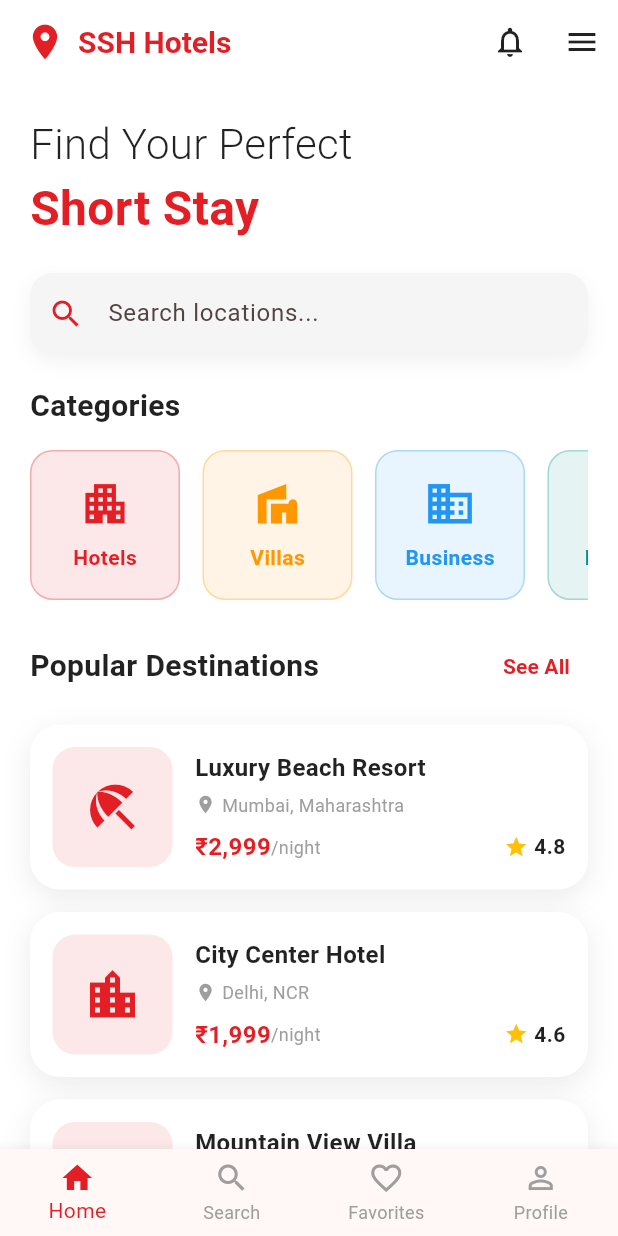
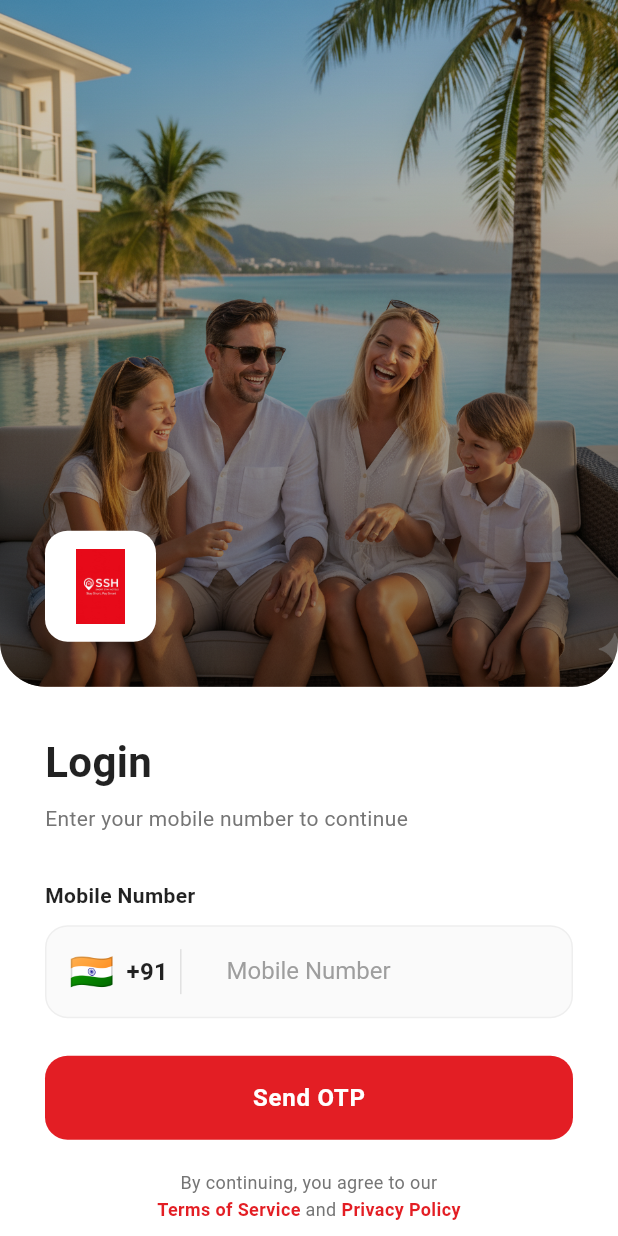
Before and after one commit to Smilykornepati/ssh_customer_app, a Flutter app: the screen it shows after launch, on a phone screen of 412 x 824 dp. Run offline on Flutter 3.47's test engine with Material 3 defaults, Android fonts, the phone set to English and light mode, and no system bars.

Commit message:
add login screen

```diff
--- a/lib/screens/login_screen.dart
+++ b/lib/screens/login_screen.dart
@@ -0,0 +1,426 @@
+import 'package:flutter/material.dart';
+import 'package:flutter/services.dart';
+import 'home_screen.dart';
+
+class LoginScreen extends StatefulWidget {
+  const LoginScreen({super.key});
+
+  @override
+  State<LoginScreen> createState() => _LoginScreenState();
+}
+
+class _LoginScreenState extends State<LoginScreen> {
+  final TextEditingController _phoneController = TextEditingController();
+  final TextEditingController _otpController = TextEditingController();
+  bool _isOtpSent = false;
+  bool _isLoading = false;
+
+  @override
+  void dispose() {
+    _phoneController.dispose();
+    _otpController.dispose();
+    super.dispose();
+  }
+
+  void _sendOtp() async {
+    if (_phoneController.text.length != 10) {
+      _showSnackBar('Please enter a valid 10-digit mobile number');
+      return;
+    }
+
+    setState(() {
+      _isLoading = true;
+    });
+
+    // Simulate API call
+    await Future.delayed(const Duration(seconds: 2));
+
+    setState(() {
+      _isLoading = false;
+      _isOtpSent = true;
+    });
+
+    _showSnackBar('OTP sent successfully to +91 ${_phoneController.text}');
+  }
+
+  void _verifyOtp() async {
+    if (_otpController.text.length != 4) {
+      _showSnackBar('Please enter a valid 4-digit OTP');
+      return;
+    }
+
+    setState(() {
+      _isLoading = true;
+    });
+
+    // Simulate API call
+    await Future.delayed(const Duration(seconds: 2));
+
+    setState(() {
+      _isLoading = false;
+    });
+
+    // Navigate to home screen
+    Navigator.of(context).pushReplacement(
+      MaterialPageRoute(builder: (context) => const HomeScreen()),
+    );
+  }
+
+  void _showSnackBar(String message) {
+    ScaffoldMessenger.of(context).showSnackBar(
+      SnackBar(
+        content: Text(message),
+        behavior: SnackBarBehavior.floating,
+        backgroundColor: const Color(0xFFE31E24),
+        shape: RoundedRectangleBorder(
+          borderRadius: BorderRadius.circular(10),
+        ),
+      ),
+    );
+  }
+
+  @override
+  Widget build(BuildContext context) {
+    return Scaffold(
+      backgroundColor: Colors.white,
+      body: SafeArea(
+        child: Column(
+          children: [
+            // Top Image Section
+            Expanded(
+              flex: 5,
+              child: Container(
+                width: double.infinity,
+                decoration: const BoxDecoration(
+                  color: Colors.white,
+                ),
+                child: Stack(
+                  children: [
+                    // Cover Image
+                    Container(
+                      width: double.infinity,
+                      height: double.infinity,
+                      decoration: BoxDecoration(
+                        borderRadius: const BorderRadius.only(
+                          bottomLeft: Radius.circular(30),
+                          bottomRight: Radius.circular(30),
+                        ),
+                        image: const DecorationImage(
+                          image: AssetImage('assets/images/logincover.png'),
+                          fit: BoxFit.cover,
+                        ),
+                      ),
+                    ),
+                    // Gradient Overlay
+                    Container(
+                      decoration: BoxDecoration(
+                        borderRadius: const BorderRadius.only(
+                          bottomLeft: Radius.circular(30),
+                          bottomRight: Radius.circular(30),
+                        ),
+                        gradient: LinearGradient(
+                          begin: Alignment.topCenter,
+                          end: Alignment.bottomCenter,
+                          colors: [
+                            Colors.black.withOpacity(0.1),
+                            Colors.black.withOpacity(0.5),
+                          ],
+                        ),
+                      ),
+                    ),
+                    // Small Logo in Corner
+                    Positioned(
+                      bottom: 30,
+                      left: 30,
+                      child: Container(
+                        padding: const EdgeInsets.all(12),
+                        decoration: BoxDecoration(
+                          color: Colors.white,
+                          borderRadius: BorderRadius.circular(15),
+                        ),
+                        child: Image.asset(
+                          'assets/images/ssh_logo.png',
+                          width: 50,
+                          height: 50,
+                          fit: BoxFit.contain,
+                        ),
+                      ),
+                    ),
+                  ],
+                ),
+              ),
+            ),
+
+            // Bottom Login Section
+            Expanded(
+              flex: 4,
+              child: SingleChildScrollView(
+                child: Padding(
+                  padding: const EdgeInsets.symmetric(horizontal: 30, vertical: 30),
+                  child: Column(
+                    crossAxisAlignment: CrossAxisAlignment.start,
+                    children: [
+                      Text(
+                        _isOtpSent ? 'Verify OTP' : 'Login',
+                        style: const TextStyle(
+                          fontSize: 28,
+                          fontWeight: FontWeight.bold,
+                          color: Colors.black87,
+                        ),
+                      ),
+                      const SizedBox(height: 8),
+                      Text(
+                        _isOtpSent
+                            ? 'Enter the 4-digit code sent to\n+91 ${_phoneController.text}'
+                            : 'Enter your mobile number to continue',
+                        style: TextStyle(
+                          fontSize: 14,
+                          color: Colors.grey[600],
+                          height: 1.5,
+                        ),
+                      ),
+                      const SizedBox(height: 30),
+
+                      // Phone Number Input (always visible but disabled after OTP sent)
+                      if (!_isOtpSent) ...[
+                        const Text(
+                          'Mobile Number',
+                          style: TextStyle(
+                            fontSize: 14,
+                            fontWeight: FontWeight.w600,
+                            color: Colors.black87,
+                          ),
+                        ),
+                        const SizedBox(height: 10),
+                        Container(
+                          decoration: BoxDecoration(
+                            color: Colors.grey[50],
+                            borderRadius: BorderRadius.circular(15),
+                            border: Border.all(color: Colors.grey[200]!),
+                          ),
+                          child: Row(
+                            children: [
+                              Container(
+                                padding: const EdgeInsets.symmetric(horizontal: 15),
+                                child: Row(
+                                  children: [
+                                    Text(
+                                      '🇮🇳',
+                                      style: const TextStyle(fontSize: 24),
+                                    ),
+                                    const SizedBox(width: 8),
+                                    const Text(
+                                      '+91',
+                                      style: TextStyle(
+                                        fontSize: 16,
+                                        fontWeight: FontWeight.w600,
+                                        color: Colors.black87,
+                                      ),
+                                    ),
+                                    const SizedBox(width: 8),
+                                    Container(
+                                      height: 30,
+                                      width: 1,
+                                      color: Colors.grey[300],
+                                    ),
+                                  ],
+                                ),
+                              ),
+                              Expanded(
+                                child: TextField(
+                                  controller: _phoneController,
+                                  keyboardType: TextInputType.phone,
+                                  maxLength: 10,
+                                  inputFormatters: [
+                                    FilteringTextInputFormatter.digitsOnly,
+                                  ],
+                                  style: const TextStyle(
+                                    fontSize: 16,
+                                    fontWeight: FontWeight.w600,
+                                    letterSpacing: 1.2,
+                                  ),
+                                  decoration: const InputDecoration(
+                                    border: InputBorder.none,
+                                    hintText: 'Mobile Number',
+                                    hintStyle: TextStyle(
+                                      color: Colors.grey,
+                                      fontWeight: FontWeight.w400,
+                                      letterSpacing: 0,
+                                    ),
+                                    counterText: '',
+                                    contentPadding: EdgeInsets.symmetric(
+                                      horizontal: 15,
+                                      vertical: 18,
+                                    ),
+                                  ),
+                                ),
+                              ),
+                            ],
+                          ),
+                        ),
+                        const SizedBox(height: 25),
+                      ],
+
+                      // OTP Input (shown after OTP is sent)
+                      if (_isOtpSent) ...[
+                        const Text(
+                          'Enter OTP',
+                          style: TextStyle(
+                            fontSize: 14,
+                            fontWeight: FontWeight.w600,
+                            color: Colors.black87,
+                          ),
+                        ),
+                        const SizedBox(height: 10),
+                        Container(
+                          decoration: BoxDecoration(
+                            color: Colors.grey[50],
+                            borderRadius: BorderRadius.circular(15),
+                            border: Border.all(color: Colors.grey[200]!),
+                          ),
+                          child: TextField(
+                            controller: _otpController,
+                            keyboardType: TextInputType.number,
+                            maxLength: 4,
+                            textAlign: TextAlign.center,
+                            inputFormatters: [
+                              FilteringTextInputFormatter.digitsOnly,
+                            ],
+                            style: const TextStyle(
+                              fontSize: 24,
+                              fontWeight: FontWeight.bold,
+                              letterSpacing: 8,
+                            ),
+                            decoration: const InputDecoration(
+                              border: InputBorder.none,
+                              hintText: '○ ○ ○ ○',
+                              hintStyle: TextStyle(
+                                color: Colors.grey,
+                                fontSize: 24,
+                                letterSpacing: 8,
+                              ),
+                              counterText: '',
+                              contentPadding: EdgeInsets.symmetric(
+                                horizontal: 15,
+                                vertical: 18,
+                              ),
+                            ),
+                          ),
+                        ),
+                        const SizedBox(height: 15),
+                        Row(
+                          mainAxisAlignment: MainAxisAlignment.spaceBetween,
+                          children: [
+                            TextButton(
+                              onPressed: () {
+                                setState(() {
+                                  _isOtpSent = false;
+                                  _otpController.clear();
+                                });
+                              },
+                              child: const Text(
+                                'Change Number',
+                                style: TextStyle(
+                                  color: Color(0xFFE31E24),
+                                  fontWeight: FontWeight.w600,
+                                ),
+                              ),
+                            ),
+                            TextButton(
+                              onPressed: _sendOtp,
+                              child: const Text(
+                                'Resend OTP',
+                                style: TextStyle(
+                                  color: Color(0xFFE31E24),
+                                  fontWeight: FontWeight.w600,
+                                ),
+                              ),
+                            ),
+                          ],
+                        ),
+                        const SizedBox(height: 10),
+                      ],
+
+                      // Action Button
+                      SizedBox(
+                        width: double.infinity,
+                        height: 56,
+                        child: ElevatedButton(
+                          onPressed: _isLoading
+                              ? null
+                              : (_isOtpSent ? _verifyOtp : _sendOtp),
+                          style: ElevatedButton.styleFrom(
+                            backgroundColor: const Color(0xFFE31E24),
+                            foregroundColor: Colors.white,
+                            shape: RoundedRectangleBorder(
+                              borderRadius: BorderRadius.circular(15),
+                            ),
+                            elevation: 0,
+                            disabledBackgroundColor:
+                                const Color(0xFFE31E24).withOpacity(0.6),
+                          ),
+                          child: _isLoading
+                              ? const SizedBox(
+                                  height: 24,
+                                  width: 24,
+                                  child: CircularProgressIndicator(
+                                    strokeWidth: 2.5,
+                                    valueColor: AlwaysStoppedAnimation<Color>(
+                                      Colors.white,
+                                    ),
+                                  ),
+                                )
+                              : Text(
+                                  _isOtpSent ? 'Verify OTP' : 'Send OTP',
+                                  style: const TextStyle(
+                                    fontSize: 16,
+                                    fontWeight: FontWeight.bold,
+                                    letterSpacing: 0.5,
+                                  ),
+                                ),
+                        ),
+                      ),
+                      const SizedBox(height: 20),
+
+                      // Terms and Conditions
+                      Center(
+                        child: Text.rich(
+                          TextSpan(
+                            text: 'By continuing, you agree to our\n',
+                            style: TextStyle(
+                              fontSize: 12,
+                              color: Colors.grey[600],
+                              height: 1.5,
+                            ),
+                            children: const [
+                              TextSpan(
+                                text: 'Terms of Service',
+                                style: TextStyle(
+                                  color: Color(0xFFE31E24),
+                                  fontWeight: FontWeight.w600,
+                                ),
+                              ),
+                              TextSpan(text: ' and '),
+                              TextSpan(
+                                text: 'Privacy Policy',
+                                style: TextStyle(
+                                  color: Color(0xFFE31E24),
+                                  fontWeight: FontWeight.w600,
+                                ),
+                              ),
+                            ],
+                          ),
+                          textAlign: TextAlign.center,
+                        ),
+                      ),
+                    ],
+                  ),
+                ),
+              ),
+            ),
+          ],
+        ),
+      ),
+    );
+  }
+}
--- a/lib/screens/splash_screen.dart
+++ b/lib/screens/splash_screen.dart
@@ -1,6 +1,6 @@
 import 'package:flutter/material.dart';
 import 'dart:async';
-import 'home_screen.dart';
+import 'login_screen.dart';
 
 class SplashScreen extends StatefulWidget {
   const SplashScreen({super.key});
@@ -49,11 +49,11 @@ class _SplashScreenState extends State<SplashScreen> with SingleTickerProviderSt
     // Start animation
     _animationController.forward();
 
-    // Navigate to home after delay
+    // Navigate to login after delay
     Timer(const Duration(milliseconds: 3000), () {
       Navigator.of(context).pushReplacement(
         PageRouteBuilder(
-          pageBuilder: (context, animation, secondaryAnimation) => const HomeScreen(),
+          pageBuilder: (context, animation, secondaryAnimation) => const LoginScreen(),
           transitionsBuilder: (context, animation, secondaryAnimation, child) {
             return FadeTransition(
               opacity: animation,
```
